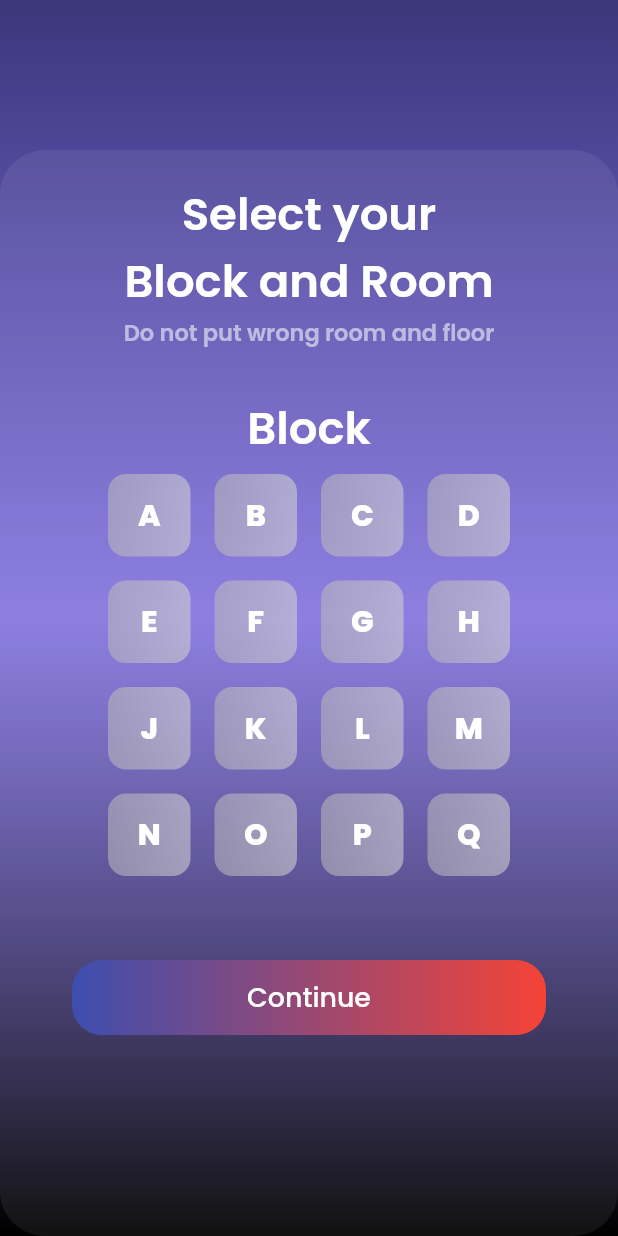
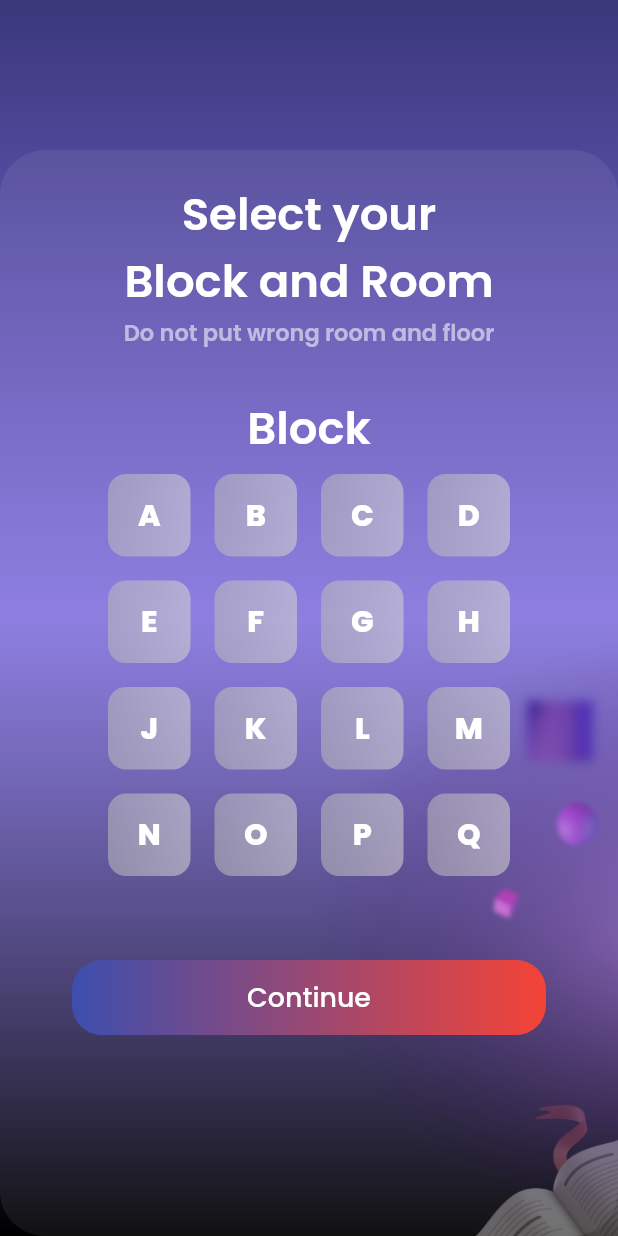
Before and after one commit to joyalshine/vit_hostel_app, a Flutter app: the screen it shows after launch, after a tap on "Sign in", after a tap on "Continue", on a phone screen of 412 x 824 dp. Run offline on Flutter 3.47's test engine with Material 2 defaults, Android fonts, the phone set to English and light mode, and no system bars; our stand-ins replace firebase_core, google_fonts, google_nav_bar; missing offline and left inert: dart:ffi; accounts and stored records are empty.

Commit message:
final design od signup page and connection with homepage done

```diff
--- a/lib/main.dart
+++ b/lib/main.dart
@@ -2,5 +2,14 @@ import 'package:flutter/material.dart';
 import 'package:vit_hostel_repo/pages/login_Page.dart';
 
 void main() {
-  runApp(const LoginPage());
+  runApp(const MyApp());
 }
+
+class MyApp extends StatelessWidget {
+  const MyApp({super.key});
+
+  @override
+  Widget build(BuildContext context) {
+    return const LoginPage();
+  }
+}
--- a/lib/pages/block_screen.dart
+++ b/lib/pages/block_screen.dart
@@ -36,13 +36,15 @@ class _BlockSreenState extends State<BlockSreen> {
 
   @override
   Widget build(BuildContext context) {
-    return Center(
-      child: Column(
-        mainAxisSize: MainAxisSize.min,
+    MediaQueryData queryData;
+    queryData = MediaQuery.of(context);
+    double _deviceWidth = queryData.size.width;
+    double _deviceHeight = queryData.size.height;
+    return Column(
       children: [
         Expanded(
-            flex: 3,
           child: Container(
+            height: _deviceHeight * 0.75,
             margin: const EdgeInsets.only(top: 100),
             width: double.infinity,
             decoration: BoxDecoration(
@@ -106,8 +108,7 @@ class _BlockSreenState extends State<BlockSreen> {
                                   gradient: (selectedIndex != index)
                                       ? const LinearGradient(
                                           colors: [
-                                              Color.fromARGB(
-                                                  142, 185, 185, 185),
+                                            Color.fromARGB(142, 185, 185, 185),
                                             Color.fromARGB(149, 209, 209, 209)
                                           ],
                                           stops: [0, 1],
@@ -185,7 +186,6 @@ class _BlockSreenState extends State<BlockSreen> {
           ),
         ),
       ],
-      ),
     );
   }
 }
--- a/lib/pages/final_screen.dart
+++ b/lib/pages/final_screen.dart
@@ -2,7 +2,9 @@ import 'package:flutter/material.dart';
 import 'package:google_fonts/google_fonts.dart';
 
 class FinalScreen extends StatefulWidget {
-  const FinalScreen({super.key});
+  const FinalScreen({super.key, required this.nextScreen});
+
+  final void Function() nextScreen;
 
   @override
   State<FinalScreen> createState() => _FinalScreenState();
@@ -183,7 +185,7 @@ class _FinalScreenState extends State<FinalScreen> {
                   ),
                   SizedBox(
                     child: TextButton(
-                      onPressed: () {},
+                      onPressed: widget.nextScreen,
                       child: Ink(
                         decoration: const BoxDecoration(
                           gradient: LinearGradient(
--- a/lib/pages/login_page.dart
+++ b/lib/pages/login_page.dart
@@ -2,6 +2,7 @@ import 'package:flutter/material.dart';
 import 'package:google_fonts/google_fonts.dart';
 import 'package:vit_hostel_repo/pages/block_screen.dart';
 import 'package:vit_hostel_repo/pages/final_screen.dart';
+import 'package:vit_hostel_repo/pages/main_page.dart';
 import 'package:vit_hostel_repo/pages/otp_screen.dart';
 import 'package:vit_hostel_repo/pages/start_screen.dart';
 
@@ -34,6 +35,12 @@ class _LoginPageState extends State<LoginPage> {
     });
   }
 
+  void homeScreen() {
+    setState(() {
+      activeScreen = 'home-screen';
+    });
+  }
+
   @override
   Widget build(context) {
     Widget screenWidget = StartScreen(
@@ -52,8 +59,19 @@ class _LoginPageState extends State<LoginPage> {
     }
 
     if (activeScreen == "final-screen") {
-      screenWidget = const FinalScreen();
+      screenWidget = FinalScreen(
+        nextScreen: homeScreen,
+      );
     }
+
+    if (activeScreen == "home-screen") {
+      screenWidget = const MainPage();
+    }
+
+    MediaQueryData queryData;
+    queryData = MediaQuery.of(context);
+    double _deviceWidth = queryData.size.width;
+    double _deviceHeight = queryData.size.height;
 
     return MaterialApp(
       theme: ThemeData(
@@ -73,7 +91,40 @@ class _LoginPageState extends State<LoginPage> {
                 ],
               ),
             ),
-              child: screenWidget)),
+            child: SizedBox(
+              width: double.infinity,
+              height: double.infinity,
+              child: Stack(children: [
+                Positioned(
+                  left: _deviceWidth * 0.67,
+                  bottom: -_deviceHeight * 0.1,
+                  child: Image.asset(
+                    "assets/images/background-image-2.png",
+                    height: 200,
+                  ),
+                ),
+                Positioned(
+                  left: _deviceWidth * 0.73,
+                  bottom: _deviceHeight * 0.2,
+                  child: Image.asset(
+                    "assets/images/background-image-1.png",
+                    height: 200,
+                  ),
+                ),
+                Positioned(
+                  left: _deviceWidth * 0.5,
+                  bottom: 0,
+                  child: Image.asset(
+                    "assets/images/Ellipse-1.png",
+                    height: 400,
+                  ),
+                ),
+                Container(
+                  child: screenWidget,
+                )
+              ]),
+            ),
+          )),
     );
   }
 }
--- a/lib/pages/otp_screen.dart
+++ b/lib/pages/otp_screen.dart
@@ -15,7 +15,8 @@ class OtpScreen extends StatelessWidget {
 
     return Column(
       children: [
-        Padding(
+        Container(
+          height: _deviceHeight * 0.05,
           padding: EdgeInsets.only(
               left: _deviceWidth * 0.07,
               right: _deviceWidth * 0.9,
@@ -23,7 +24,8 @@ class OtpScreen extends StatelessWidget {
               top: _deviceHeight * 0.07),
           child: const Icon(Icons.arrow_back),
         ),
-        Padding(
+        Container(
+          height: _deviceHeight * 0.35,
           padding: EdgeInsets.only(
               left: _deviceWidth * 0.07,
               right: _deviceWidth * 0.07,
@@ -31,10 +33,10 @@ class OtpScreen extends StatelessWidget {
               top: _deviceHeight * 0.07),
           child: Image.asset(
             'assets/images/otp-icon.png',
-            height: 250,
           ),
         ),
-        Container(
+        Expanded(
+          child: Container(
             margin: const EdgeInsets.only(top: 40),
             width: double.infinity,
             decoration: BoxDecoration(
@@ -106,8 +108,8 @@ class OtpScreen extends StatelessWidget {
                                     border: OutlineInputBorder(
                                       borderRadius: BorderRadius.circular(12),
                                       borderSide: BorderSide(
-                                      color:
-                                          Colors.grey.shade200.withOpacity(0.2),
+                                        color: Colors.grey.shade200
+                                            .withOpacity(0.2),
                                       ),
                                     ),
                                     focusColor:
@@ -115,8 +117,8 @@ class OtpScreen extends StatelessWidget {
                                     focusedBorder: OutlineInputBorder(
                                       borderRadius: BorderRadius.circular(12),
                                       borderSide: BorderSide(
-                                      color:
-                                          Colors.grey.shade200.withOpacity(0.2),
+                                        color: Colors.grey.shade200
+                                            .withOpacity(0.2),
                                       ),
                                     )),
                               ),
@@ -140,8 +142,8 @@ class OtpScreen extends StatelessWidget {
                         borderRadius: BorderRadius.all(Radius.circular(20.0)),
                       ),
                       child: Container(
-                      constraints:
-                          const BoxConstraints(minWidth: 30.0, minHeight: 50.0),
+                        constraints: const BoxConstraints(
+                            minWidth: 30.0, minHeight: 50.0),
                         alignment: Alignment.center,
                         child: const Text(
                           'Continue',
@@ -186,6 +188,7 @@ class OtpScreen extends StatelessWidget {
               ]),
             ),
           ),
+        ),
       ],
     );
   }
--- a/lib/pages/start_screen.dart
+++ b/lib/pages/start_screen.dart
@@ -8,16 +8,16 @@ class StartScreen extends StatelessWidget {
 
   @override
   Widget build(BuildContext context) {
+    final formKey = GlobalKey<FormState>();
     MediaQueryData queryData;
     queryData = MediaQuery.of(context);
     double _deviceWidth = queryData.size.width;
     double _deviceHeight = queryData.size.height;
 
     return Column(
-      //mainAxisAlignment: MainAxisAlignment.spaceAround,
       children: [
-        Expanded(
-          flex: 2,
+        SizedBox(
+          height: _deviceHeight * 0.20,
           child: Padding(
             padding: EdgeInsets.only(
                 left: _deviceWidth * 0.07,
@@ -40,19 +40,17 @@ class StartScreen extends StatelessWidget {
             ),
           ),
         ),
-        Expanded(
-          flex: 3,
-          child: Padding(
+        Container(
+          height: _deviceHeight * 0.35,
           padding: const EdgeInsets.only(bottom: 8.0),
           child: Image.asset(
             'assets/images/login-icon.png',
-              height: 250,
-            ),
           ),
         ),
         Expanded(
           flex: 4,
           child: Container(
+            height: _deviceHeight * 0.45,
             width: double.infinity,
             padding: const EdgeInsets.symmetric(vertical: 25.0, horizontal: 35),
             decoration: BoxDecoration(
@@ -79,7 +77,7 @@ class StartScreen extends StatelessWidget {
                 ),
               ),
               const SizedBox(
-                height: 30,
+                height: 15,
               ),
               Text(
                 "Email",
@@ -92,9 +90,12 @@ class StartScreen extends StatelessWidget {
               const SizedBox(
                 height: 15,
               ),
-              SizedBox(
+
+              Form(
+                key: formKey,
+                child: SizedBox(
                   width: double.infinity,
-                child: TextField(
+                  child: TextFormField(
                     autocorrect: true,
                     decoration: InputDecoration(
                       hintText: 'Enter Your Email Here...',
@@ -122,8 +123,9 @@ class StartScreen extends StatelessWidget {
                     ),
                   ),
                 ),
+              ),
               const SizedBox(
-                height: 40,
+                height: 20,
               ),
               SizedBox(
                 width: double.infinity,
--- a/pubspec.yaml
+++ b/pubspec.yaml
@@ -40,6 +40,7 @@ dependencies:
   firebase_auth: ^4.6.3
   cloud_firestore: ^4.8.2
   firebase_messaging: ^14.6.4
+  sizer: ^2.0.15
 
 dev_dependencies:
   flutter_test:
@@ -76,6 +77,9 @@ flutter:
     - assets/images/github_logo.png
     - assets/images/LinkedIn_logo.png
     - assets/images/logo-repair.png
+    - assets/images/background-image-1.png
+    - assets/images/background-image-2.png
+    - assets/images/Ellipse-1.png
 
   # An image asset can refer to one or more resolution-specific "variants", see
   # https://flutter.dev/assets-and-images/#resolution-aware
```
Also changed, not shown: lib/pages/screen_1.dart (added, +118 -0 lines), assets/images/Ellipse-1.png (added), assets/images/background-image-1.png (added), assets/images/background-image-2.png (added), pubspec.lock, 1 other file. Lines whose indentation alone changed are shown as unchanged.
